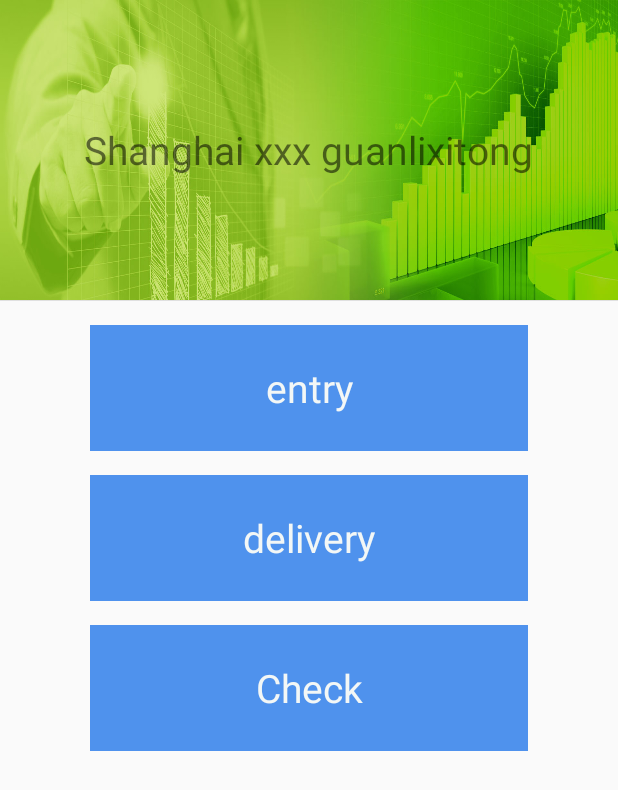
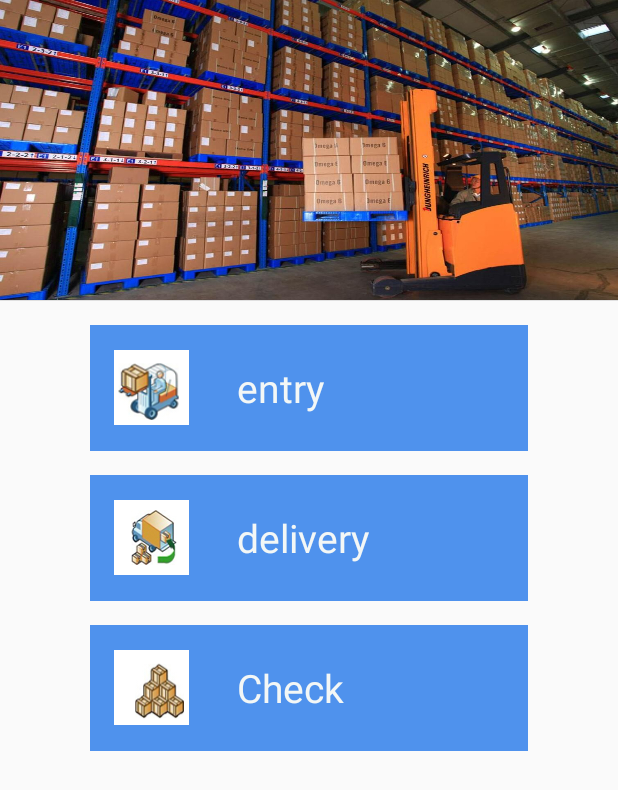
Before and after one commit to yanjingzhu970620/MyFirstApplication, an Android app: the MainActivity screen opened directly, with no data from a screen before it, on a phone screen of 412 x 824 dp. Shown: the top 790 px of the screen. Run offline under Robolectric (Android 15) with nearby library versions, the phone set to English and light mode, and no system bars.

Commit message:
2018 01 23   测试完成

```diff
--- a/app/build.gradle
+++ b/app/build.gradle
@@ -2,7 +2,7 @@ apply plugin: 'com.android.application'
 
 android {
     compileSdkVersion 25
-    buildToolsVersion "25.0.0"
+    buildToolsVersion "25.0.3"
     defaultConfig {
         applicationId "app.yjzfirst.com.myfirstapplication"
         minSdkVersion 19
@@ -13,7 +13,6 @@ android {
     }
     buildTypes {
         release {
-
             minifyEnabled false
             proguardFiles getDefaultProguardFile('proguard-android.txt'), 'proguard-rules.pro'
         }
@@ -21,12 +20,11 @@ android {
 }
 
 dependencies {
-    compile fileTree(include: ['*.jar'], dir: 'libs')
+    compile fileTree(dir: 'libs', include: ['*.jar'])
     androidTestCompile('com.android.support.test.espresso:espresso-core:2.2.2', {
         exclude group: 'com.android.support', module: 'support-annotations'
     })
     compile 'com.android.support:appcompat-v7:25.3.1'
     compile 'com.android.support:design:25.3.1'
     testCompile 'junit:junit:4.12'
-    compile files('libs/gson-2.3.1.jar')
 }
--- a/app/src/main/java/app/yjzfirst/com/myfirstapplication/MainActivity.java
+++ b/app/src/main/java/app/yjzfirst/com/myfirstapplication/MainActivity.java
@@ -1,6 +1,8 @@
 package app.yjzfirst.com.myfirstapplication;
 
 import android.content.Intent;
+import android.graphics.Color;
+import android.os.Build;
 import android.support.design.widget.FloatingActionButton;
 import android.support.design.widget.Snackbar;
 import android.support.v7.app.AppCompatActivity;
@@ -17,6 +19,8 @@ import android.view.MenuItem;
 import android.view.View;
 import android.view.ViewGroup;
 
+import android.view.Window;
+import android.view.WindowManager;
 import android.widget.LinearLayout;
 import android.widget.TextView;
 
@@ -51,7 +55,21 @@ public class MainActivity extends AppCompatActivity {
     protected void onCreate(Bundle savedInstanceState) {
         super.onCreate(savedInstanceState);
         setContentView(R.layout.activity_main);
+        if (Build.VERSION.SDK_INT >= Build.VERSION_CODES.LOLLIPOP) {
 
+            Window window = MainActivity.this.getWindow();
+
+            window.addFlags(WindowManager.LayoutParams.FLAG_DRAWS_SYSTEM_BAR_BACKGROUNDS);
+
+            window.setStatusBarColor(Color.BLACK);
+
+
+
+            //底部导航栏
+
+            //window.setNavigationBarColor(activity.getResources().getColor(colorResId));
+
+        }
 
     }
 
--- a/app/src/main/res/layout/activity_login.xml
+++ b/app/src/main/res/layout/activity_login.xml
@@ -26,7 +26,7 @@
         <LinearLayout
             android:layout_width="match_parent"
             android:layout_height="@dimen/activity_topbar_height"
-            android:background="@mipmap/erplogo"
+            android:background="@mipmap/mainview"
             android:gravity="center"
             android:orientation="vertical">
 
@@ -35,7 +35,6 @@
                 android:layout_width="wrap_content"
                 android:layout_height="wrap_content"
                 android:layout_gravity="center"
-                android:text="@string/app_title"
                 android:textSize="@dimen/activity_bar_title" />
         </LinearLayout>
 
@@ -116,7 +115,7 @@
                     android:layout_marginTop="16dp"
                     android:layout_marginLeft="16dp"
                     android:layout_weight="1"
-                    android:text="@string/action_sign_in"
+                    android:text="@string/action_sign_in_short"
                     android:textStyle="bold" />
 
             </LinearLayout>
--- a/app/src/main/res/layout/activity_main.xml
+++ b/app/src/main/res/layout/activity_main.xml
@@ -17,15 +17,14 @@
         <LinearLayout
             android:layout_width="match_parent"
             android:layout_height="@dimen/activity_topbar_height"
-            android:background="@mipmap/erplogo"
+            android:background="@mipmap/mainview"
             android:gravity="center">
 
             <TextView
                 android:layout_width="wrap_content"
                 android:layout_height="wrap_content"
                 android:layout_gravity="center"
-                android:textSize="@dimen/activity_bar_title"
-                android:text="@string/app_title" />
+                android:textSize="@dimen/activity_bar_title" />
         </LinearLayout>
 
     </LinearLayout>
@@ -40,53 +39,84 @@
             <!--android:background="#f3f7f6"-->
 
             <!--android:orientation="horizontal">-->
-
-            <TextView
+        <LinearLayout
         android:id="@+id/entry_main"
         android:layout_width="match_parent"
         android:layout_height="0dp"
-                android:layout_gravity="center"
         android:gravity="center"
         android:layout_marginTop="@dimen/fab_margin"
         android:background="@color/colorbarbackground"
         android:layout_weight="1"
         android:clickable="true"
-                android:onClick="onClick"
+        android:onClick="onClick" >
+            <ImageView
+                android:layout_width="50dp"
+                android:layout_height="50dp"
+                android:layout_marginLeft="@dimen/fab_margin"
+                android:layout_marginRight="@dimen/fab_margin"
+                android:background="@mipmap/entry"/>
+        <TextView
+            android:layout_width="match_parent"
+            android:layout_height="wrap_content"
+            android:layout_gravity="center"
+            android:layout_marginLeft="@dimen/fab_margin"
             android:text="@string/entry"
             android:textColor="@color/colorwhite"
             android:textSize="@dimen/activity_bar_title" >
 
         </TextView>
+    </LinearLayout>
 
-            <TextView
+        <LinearLayout
             android:id="@+id/delivery_main"
             android:layout_width="match_parent"
             android:layout_height="0dp"
             android:layout_weight="1"
-                android:layout_gravity="center"
             android:gravity="center"
             android:layout_marginTop="@dimen/fab_margin"
             android:clickable="true"
             android:onClick="onClick"
-                android:background="@color/colorbarbackground"
+            android:background="@color/colorbarbackground">
+            <ImageView
+                android:layout_width="50dp"
+                android:layout_height="50dp"
+                android:layout_marginLeft="@dimen/fab_margin"
+                android:layout_marginRight="@dimen/fab_margin"
+                android:background="@mipmap/delivery"/>
+            <TextView
+                android:layout_width="match_parent"
+                android:layout_height="wrap_content"
+                android:layout_gravity="center"
+                android:layout_marginLeft="@dimen/fab_margin"
                 android:text="@string/delivery"
                 android:textColor="@color/colorwhite"
                 android:textSize="@dimen/activity_bar_title" >
 
 
             </TextView>
+        </LinearLayout>
 
-            <TextView
+        <LinearLayout
             android:id="@+id/Check_main"
             android:layout_width="match_parent"
             android:layout_height="0dp"
             android:layout_weight="1"
-                android:layout_gravity="center"
             android:gravity="center"
             android:layout_marginTop="@dimen/fab_margin"
             android:clickable="true"
             android:onClick="onClick"
-                android:background="@color/colorbarbackground"
+            android:background="@color/colorbarbackground" >
+            <ImageView
+                android:layout_width="50dp"
+                android:layout_height="50dp"
+                android:layout_marginLeft="@dimen/fab_margin"
+                android:layout_marginRight="@dimen/fab_margin"
+                android:background="@mipmap/check"/>
+            <TextView
+                android:layout_width="match_parent"
+                android:layout_height="wrap_content"
+                android:layout_gravity="center"
+                android:layout_marginLeft="@dimen/fab_margin"
                 android:text="@string/check_main"
                 android:textColor="@color/colorwhite"
                 android:textSize="@dimen/activity_bar_title">
@@ -95,4 +125,8 @@
 
             </TextView>
         </LinearLayout>
+
+
+
 </LinearLayout>
+</LinearLayout>
--- a/app/src/main/res/values/strings.xml
+++ b/app/src/main/res/values/strings.xml
@@ -1,5 +1,5 @@
 <resources>
-    <string name="app_name">MyFirstApplication</string>
+    <string name="app_name">Manager</string>
 
     <!-- Strings related to login -->
     <string name="prompt_email">Email</string>
```
Also changed, not shown: app/src/main/AndroidManifest.xml (+4 -3 lines), app/src/main/java/app/yjzfirst/com/myfirstapplication/CheckActivity.java (+19 -0 lines), app/src/main/java/app/yjzfirst/com/myfirstapplication/DeliveryActivity.java (+18 -0 lines), app/src/main/java/app/yjzfirst/com/myfirstapplication/EntryActivity.java (+18 -0 lines), app/src/main/java/app/yjzfirst/com/myfirstapplication/LoginActivity.java (+42 -24 lines), app/src/main/java/app/yjzfirst/com/myfirstapplication/SettingsActivity.java (+24 -7 lines), app/src/main/res/mipmap-hdpi/check.jpg (added), app/src/main/res/mipmap-hdpi/delivery.jpg (added), app/src/main/res/mipmap-hdpi/entry.jpg (added), app/src/main/res/mipmap-hdpi/mainview.jpg (added), app/src/main/res/mipmap-hdpi/mmexport1516632282889.jpg (added), 1 other file. Lines whose indentation alone changed are shown as unchanged.
